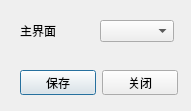
First picture: the form in VZPlateDemo/cdlgconfig.ui, repository Anne081031/WinParkUI, before the edit.
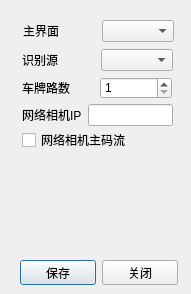
Second picture: the form after the edit.

```diff
--- a/VZPlateDemo/cdlgconfig.ui
+++ b/VZPlateDemo/cdlgconfig.ui
@@ -7,30 +7,30 @@
     <x>0</x>
     <y>0</y>
     <width>191</width>
-    <height>111</height>
+    <height>294</height>
    </rect>
   </property>
   <property name="minimumSize">
    <size>
     <width>191</width>
-    <height>111</height>
+    <height>294</height>
    </size>
   </property>
   <property name="maximumSize">
    <size>
     <width>191</width>
-    <height>111</height>
+    <height>294</height>
    </size>
   </property>
   <property name="windowTitle">
    <string>参数配置</string>
   </property>
-  <widget class="QWidget" name="">
+  <widget class="QWidget" name="layoutWidget">
    <property name="geometry">
     <rect>
-     <x>20</x>
+     <x>23</x>
      <y>20</y>
-     <width>154</width>
+     <width>151</width>
      <height>22</height>
     </rect>
    </property>
@@ -47,11 +47,11 @@
     </item>
    </layout>
   </widget>
-  <widget class="QWidget" name="">
+  <widget class="QWidget" name="layoutWidget">
    <property name="geometry">
     <rect>
      <x>20</x>
-     <y>70</y>
+     <y>260</y>
      <width>158</width>
      <height>25</height>
     </rect>
@@ -73,6 +73,95 @@
     </item>
    </layout>
   </widget>
+  <widget class="QWidget" name="layoutWidget">
+   <property name="geometry">
+    <rect>
+     <x>22</x>
+     <y>49</y>
+     <width>151</width>
+     <height>22</height>
+    </rect>
+   </property>
+   <layout class="QHBoxLayout" name="horizontalLayout_3">
+    <item>
+     <widget class="QLabel" name="label_2">
+      <property name="text">
+       <string>识别源</string>
+      </property>
+     </widget>
+    </item>
+    <item>
+     <widget class="QComboBox" name="cbxVideoType"/>
+    </item>
+   </layout>
+  </widget>
+  <widget class="QWidget" name="layoutWidget">
+   <property name="geometry">
+    <rect>
+     <x>22</x>
+     <y>77</y>
+     <width>150</width>
+     <height>22</height>
+    </rect>
+   </property>
+   <layout class="QHBoxLayout" name="horizontalLayout_4">
+    <item>
+     <widget class="QLabel" name="label_3">
+      <property name="text">
+       <string>车牌路数</string>
+      </property>
+     </widget>
+    </item>
+    <item>
+     <widget class="QSpinBox" name="spPlateWay">
+      <property name="minimum">
+       <number>1</number>
+      </property>
+      <property name="maximum">
+       <number>4</number>
+      </property>
+      <property name="value">
+       <number>1</number>
+      </property>
+     </widget>
+    </item>
+   </layout>
+  </widget>
+  <widget class="QWidget" name="layoutWidget">
+   <property name="geometry">
+    <rect>
+     <x>22</x>
+     <y>104</y>
+     <width>151</width>
+     <height>22</height>
+    </rect>
+   </property>
+   <layout class="QHBoxLayout" name="horizontalLayout_5">
+    <item>
+     <widget class="QLabel" name="label_4">
+      <property name="text">
+       <string>网络相机IP</string>
+      </property>
+     </widget>
+    </item>
+    <item>
+     <widget class="QLineEdit" name="edtIpcIP"/>
+    </item>
+   </layout>
+  </widget>
+  <widget class="QCheckBox" name="chxMainStream">
+   <property name="geometry">
+    <rect>
+     <x>22</x>
+     <y>132</y>
+     <width>151</width>
+     <height>16</height>
+    </rect>
+   </property>
+   <property name="text">
+    <string>网络相机主码流</string>
+   </property>
+  </widget>
  </widget>
  <resources/>
  <connections/>
```
